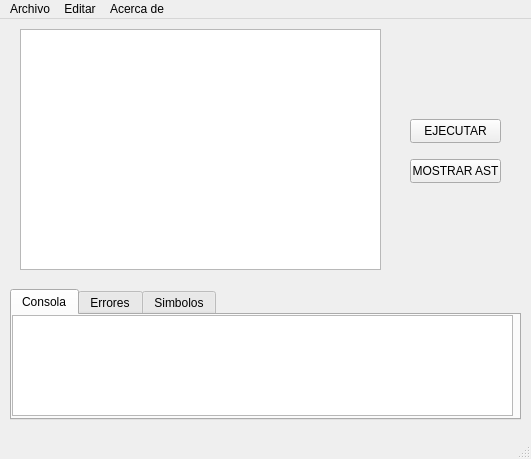
First picture: the form in Proyecto1/mainwindow.ui, repository ErickMayorgaR/OLC2-Proyecto2-1S2023-201901758, before the edit.
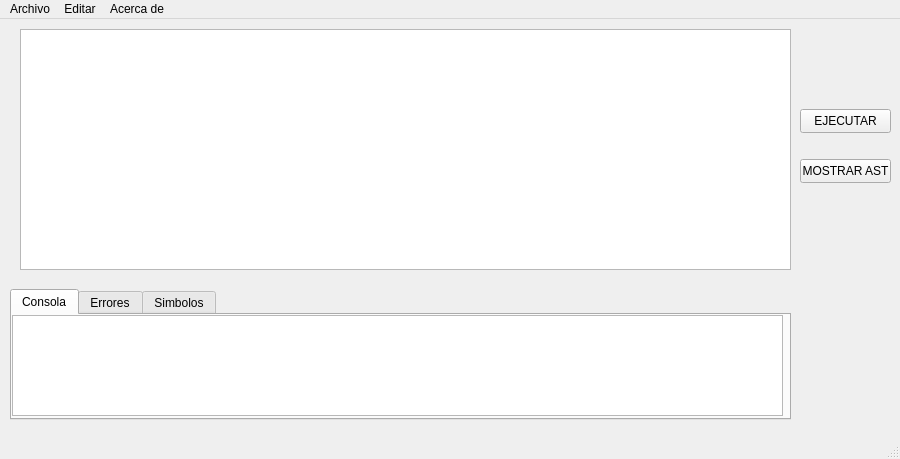
Second picture: the form after the edit.

The edit to the form file:
```diff
--- a/Proyecto1/mainwindow.ui
+++ b/Proyecto1/mainwindow.ui
@@ -6,7 +6,7 @@
    <rect>
     <x>0</x>
     <y>0</y>
-    <width>531</width>
+    <width>900</width>
     <height>459</height>
    </rect>
   </property>
@@ -19,7 +19,7 @@
      <rect>
       <x>20</x>
       <y>10</y>
-      <width>361</width>
+      <width>771</width>
       <height>241</height>
      </rect>
     </property>
@@ -27,8 +27,8 @@
    <widget class="QPushButton" name="pushButton">
     <property name="geometry">
      <rect>
-      <x>800</x>
-      <y>80</y>
+      <x>910</x>
+      <y>10</y>
       <width>400</width>
       <height>400</height>
      </rect>
@@ -40,8 +40,8 @@
    <widget class="QPushButton" name="pushButton_2">
     <property name="geometry">
      <rect>
-      <x>410</x>
-      <y>100</y>
+      <x>800</x>
+      <y>90</y>
       <width>91</width>
       <height>24</height>
      </rect>
@@ -53,7 +53,7 @@
    <widget class="QPushButton" name="pushButton_3">
     <property name="geometry">
      <rect>
-      <x>410</x>
+      <x>800</x>
       <y>140</y>
       <width>91</width>
       <height>24</height>
@@ -68,7 +68,7 @@
      <rect>
       <x>10</x>
       <y>270</y>
-      <width>511</width>
+      <width>781</width>
       <height>131</height>
      </rect>
     </property>
@@ -84,7 +84,7 @@
        <rect>
         <x>0</x>
         <y>0</y>
-        <width>501</width>
+        <width>771</width>
         <height>101</height>
        </rect>
       </property>
@@ -99,7 +99,7 @@
        <rect>
         <x>0</x>
         <y>0</y>
-        <width>501</width>
+        <width>771</width>
         <height>101</height>
        </rect>
       </property>
@@ -114,7 +114,7 @@
        <rect>
         <x>0</x>
         <y>0</y>
-        <width>501</width>
+        <width>771</width>
         <height>101</height>
        </rect>
       </property>
@@ -127,7 +127,7 @@
     <rect>
      <x>0</x>
      <y>0</y>
-     <width>531</width>
+     <width>900</width>
      <height>17</height>
     </rect>
    </property>
```
